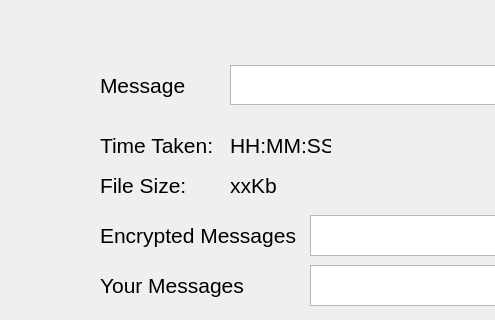
Old version of the form text.ui in the repository natasyazzhr1/Tugas-3-II4031-Kriptografi-dan-Koding; both pictures show x 0 to 495 and y 135 to 455 of the 800 by 640 pixel window.
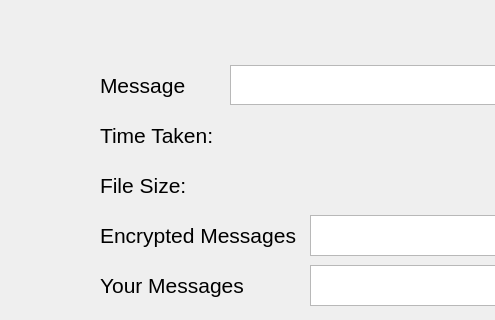
New version of the form.

The edit to the form file:
```diff
--- a/text.ui
+++ b/text.ui
@@ -189,7 +189,7 @@
     <property name="geometry">
      <rect>
       <x>100</x>
-      <y>260</y>
+      <y>250</y>
       <width>121</width>
       <height>40</height>
      </rect>
@@ -206,8 +206,8 @@
    <widget class="QLabel" name="label_5">
     <property name="geometry">
      <rect>
-      <x>230</x>
-      <y>260</y>
+      <x>310</x>
+      <y>250</y>
       <width>101</width>
       <height>40</height>
      </rect>
@@ -218,7 +218,7 @@
      </font>
     </property>
     <property name="text">
-     <string>HH:MM:SS</string>
+     <string/>
     </property>
    </widget>
    <widget class="QLabel" name="label_6">
@@ -242,7 +242,7 @@
    <widget class="QLabel" name="label_7">
     <property name="geometry">
      <rect>
-      <x>230</x>
+      <x>310</x>
       <y>300</y>
       <width>101</width>
       <height>40</height>
@@ -254,7 +254,7 @@
      </font>
     </property>
     <property name="text">
-     <string>xxKb</string>
+     <string/>
     </property>
    </widget>
   </widget>
```
